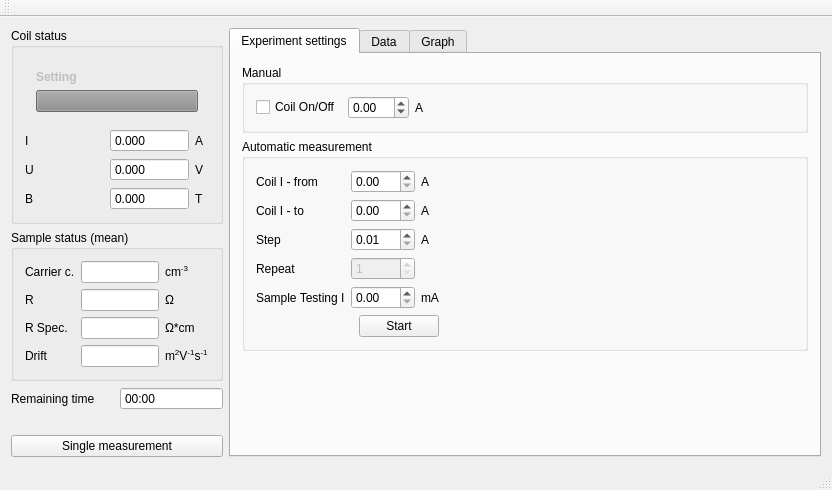
The window that hall/mainwindow.ui (mBr001/hall) describes before a commit, drawn with Qt 5.
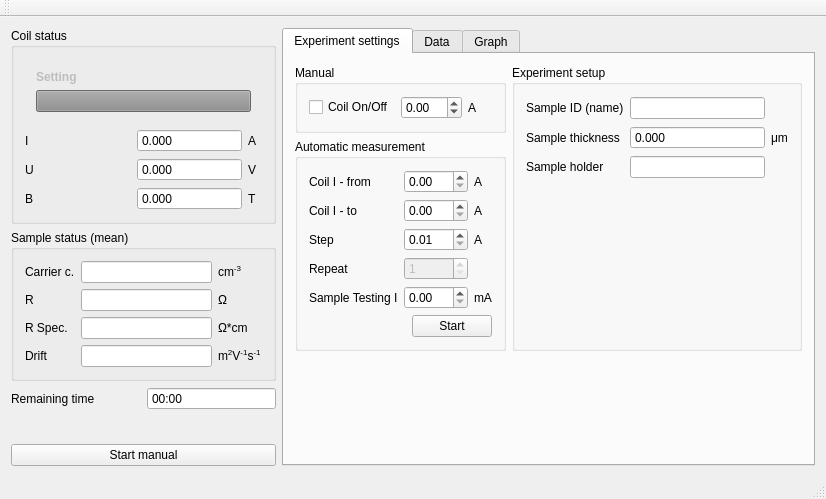
The same window after the commit. Custom widgets are drawn as their Qt base class.

Commit message: show experiment settings in measurement dialog

Diff of the .ui file:
```diff
--- a/hall/mainwindow.ui
+++ b/hall/mainwindow.ui
@@ -6,8 +6,8 @@
    <rect>
     <x>0</x>
     <y>0</y>
-    <width>832</width>
-    <height>490</height>
+    <width>826</width>
+    <height>499</height>
    </rect>
   </property>
   <property name="windowTitle">
@@ -324,7 +324,7 @@
            <string>Take snapshot of current measured values.</string>
           </property>
           <property name="text">
-           <string>Single measurement</string>
+           <string>Start manual</string>
           </property>
          </widget>
         </item>
@@ -500,19 +500,6 @@
                </item>
               </layout>
              </item>
-             <item row="2" column="3">
-              <spacer name="horizontalSpacer_2">
-               <property name="orientation">
-                <enum>Qt::Horizontal</enum>
-               </property>
-               <property name="sizeHint" stdset="0">
-                <size>
-                 <width>40</width>
-                 <height>20</height>
-                </size>
-               </property>
-              </spacer>
-             </item>
              <item row="3" column="0">
               <widget class="QLabel" name="label_10">
                <property name="text">
@@ -578,19 +565,89 @@
                </property>
               </widget>
              </item>
-             <item row="0" column="3">
-              <spacer name="horizontalSpacer_3">
+            </layout>
+           </widget>
+          </item>
+          <item row="0" column="1" rowspan="2">
+           <widget class="QGroupBox" name="groupBox">
+            <property name="title">
+             <string>Experiment setup</string>
+            </property>
+            <layout class="QGridLayout" name="gridLayout_10">
+             <item row="3" column="0" colspan="3">
+              <spacer name="horizontalSpacer_2">
                <property name="orientation">
                 <enum>Qt::Horizontal</enum>
                </property>
                <property name="sizeHint" stdset="0">
                 <size>
-                 <width>400</width>
-                 <height>20</height>
+                 <width>262</width>
+                 <height>155</height>
                 </size>
                </property>
               </spacer>
              </item>
+             <item row="0" column="0">
+              <widget class="QLabel" name="label_25">
+               <property name="text">
+                <string>Sample ID (name)</string>
+               </property>
+              </widget>
+             </item>
+             <item row="1" column="0">
+              <widget class="QLabel" name="label_26">
+               <property name="text">
+                <string>Sample thickness</string>
+               </property>
+              </widget>
+             </item>
+             <item row="2" column="0">
+              <widget class="QLabel" name="label_27">
+               <property name="text">
+                <string>Sample holder</string>
+               </property>
+              </widget>
+             </item>
+             <item row="0" column="1">
+              <widget class="QLineEdit" name="sampleNameLineEdit">
+               <property name="readOnly">
+                <bool>true</bool>
+               </property>
+              </widget>
+             </item>
+             <item row="2" column="1">
+              <widget class="QLineEdit" name="sampleHolderLineEdit">
+               <property name="readOnly">
+                <bool>true</bool>
+               </property>
+              </widget>
+             </item>
+             <item row="1" column="2">
+              <widget class="QLabel" name="label_32">
+               <property name="text">
+                <string>μm</string>
+               </property>
+              </widget>
+             </item>
+             <item row="1" column="1">
+              <widget class="QDoubleSpinBox" name="sampleThicknessDoubleSpinBox">
+               <property name="toolTip">
+                <string>Measured value of current passing trought coil.</string>
+               </property>
+               <property name="readOnly">
+                <bool>true</bool>
+               </property>
+               <property name="buttonSymbols">
+                <enum>QAbstractSpinBox::NoButtons</enum>
+               </property>
+               <property name="decimals">
+                <number>3</number>
+               </property>
+               <property name="maximum">
+                <double>9999.989999999999782</double>
+               </property>
+              </widget>
+             </item>
             </layout>
            </widget>
           </item>
```
The commit also changes 3 other files.
